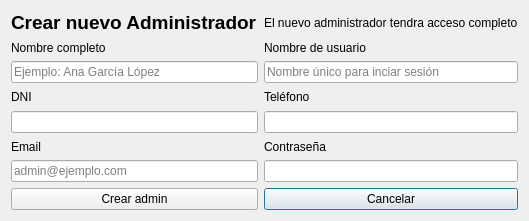
First picture: the form in src/vista/ui/admin/crear_admin.ui, repository mbatla00/cediza_IS, before the edit.
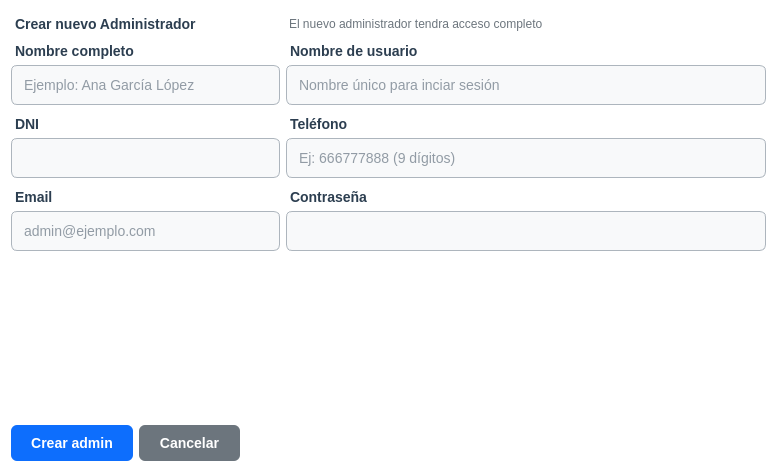
Second picture: the form after the edit.

The edit to the form file:
```diff
--- a/src/vista/ui/admin/crear_admin.ui
+++ b/src/vista/ui/admin/crear_admin.ui
@@ -6,40 +6,85 @@
    <rect>
     <x>0</x>
     <y>0</y>
-    <width>518</width>
-    <height>221</height>
+    <width>777</width>
+    <height>472</height>
    </rect>
   </property>
   <property name="windowTitle">
    <string>Dialog</string>
   </property>
+  <property name="styleSheet">
+   <string notr="true">/* Fondo de la ventana emergente */
+QDialog {
+    background-color: #ffffff;
+}
+
+/* Títulos y textos */
+QLabel {
+    color: #2c3e50;
+    font-size: 14px;
+    font-weight: bold;
+    margin-top: 5px;
+}
+
+/* Textos informativos (ej. &quot;El nuevo administrador tendrá...&quot;) */
+QLabel#label_8 {
+    color: #6c757d;
+    font-weight: normal;
+    font-size: 12px;
+}
+
+/* Cajas de texto (Inputs) */
+QLineEdit {
+    border: 1px solid #adb5bd;
+    border-radius: 6px;
+    padding: 10px;
+    background-color: #f8f9fa;
+    font-size: 14px;
+    color: #2c3e50;
+    min-width: 200px;
+}
+
+/* Efecto al hacer clic en las cajas */
+QLineEdit:focus {
+    border: 2px solid #0d6efd;
+    background-color: #ffffff;
+}
+
+/* Botón principal (Crear Admin) */
+QPushButton#btn_crear {
+    background-color: #0d6efd;
+    color: white;
+    border-radius: 6px;
+    padding: 10px 20px;
+    font-weight: bold;
+    font-size: 14px;
+}
+
+QPushButton#btn_crear:hover {
+    background-color: #0b5ed7;
+}
+
+/* Botón secundario (Cancelar) */
+QPushButton#btn_cancelar {
+    background-color: #6c757d;
+    color: white;
+    border-radius: 6px;
+    padding: 10px 20px;
+    font-weight: bold;
+    font-size: 14px;
+}
+
+QPushButton#btn_cancelar:hover {
+    background-color: #5a6268;
+}</string>
+  </property>
   <layout class="QGridLayout" name="gridLayout">
-   <item row="5" column="2">
-    <widget class="QLineEdit" name="txt_telefono">
-     <property name="maxLength">
-      <number>9</number>
-     </property>
-    </widget>
-   </item>
-   <item row="6" column="0">
-    <widget class="QLabel" name="label_6">
-     <property name="text">
-      <string>Email</string>
-     </property>
-    </widget>
-   </item>
-   <item row="8" column="2">
-    <widget class="QPushButton" name="btn_cancelar">
-     <property name="text">
-      <string>Cancelar</string>
-     </property>
-    </widget>
-   </item>
-   <item row="1" column="0">
+   <item row="0" column="0" colspan="2">
     <widget class="QLabel" name="label">
      <property name="font">
       <font>
-       <pointsize>14</pointsize>
+       <pointsize>-1</pointsize>
        <bold>true</bold>
       </font>
      </property>
@@ -48,38 +93,35 @@
      </property>
     </widget>
    </item>
-   <item row="4" column="2">
-    <widget class="QLabel" name="label_5">
+   <item row="0" column="2">
+    <widget class="QLabel" name="label_8">
      <property name="text">
-      <string>Teléfono</string>
+      <string>El nuevo administrador tendra acceso completo</string>
      </property>
     </widget>
    </item>
-   <item row="4" column="0">
-    <widget class="QLabel" name="label_4">
+   <item row="1" column="0" colspan="2">
+    <widget class="QLabel" name="label_2">
      <property name="text">
-      <string>DNI</string>
+      <string>Nombre completo</string>
      </property>
     </widget>
    </item>
-   <item row="7" column="0">
-    <widget class="QLineEdit" name="txt_email">
-     <property name="echoMode">
-      <enum>QLineEdit::EchoMode::Password</enum>
-     </property>
-     <property name="placeholderText">
-      <string>admin@ejemplo.com</string>
-     </property>
-    </widget>
-   </item>
-   <item row="2" column="2">
+   <item row="1" column="2">
     <widget class="QLabel" name="label_3">
      <property name="text">
       <string>Nombre de usuario</string>
      </property>
     </widget>
    </item>
-   <item row="3" column="2">
+   <item row="2" column="0" colspan="2">
+    <widget class="QLineEdit" name="txt_nombre_completo">
+     <property name="placeholderText">
+      <string>Ejemplo: Ana García López</string>
+     </property>
+    </widget>
+   </item>
+   <item row="2" column="2">
     <widget class="QLineEdit" name="txt_nombre_usuario">
      <property name="placeholderText">
       <string>Nombre único para inciar sesión</string>
@@ -87,49 +129,106 @@
     </widget>
    </item>
    <item row="3" column="0">
-    <widget class="QLineEdit" name="txt_nombre_completo">
+    <widget class="QLabel" name="label_4">
+     <property name="text">
+      <string>DNI</string>
+     </property>
+    </widget>
+   </item>
+   <item row="3" column="2">
+    <widget class="QLabel" name="label_5">
+     <property name="text">
+      <string>Teléfono</string>
+     </property>
+    </widget>
+   </item>
+   <item row="4" column="0" colspan="2">
+    <widget class="QLineEdit" name="txt_dni">
+     <property name="maxLength">
+      <number>9</number>
+     </property>
+    </widget>
+   </item>
+   <item row="4" column="2">
+    <widget class="QLineEdit" name="txt_telefono">
+     <property name="maxLength">
+      <number>9</number>
+     </property>
      <property name="placeholderText">
-      <string>Ejemplo: Ana García López</string>
+      <string>Ej: 666777888 (9 dígitos)</string>
      </property>
     </widget>
    </item>
-   <item row="6" column="2">
+   <item row="5" column="0" colspan="2">
+    <widget class="QLabel" name="label_6">
+     <property name="text">
+      <string>Email</string>
+     </property>
+    </widget>
+   </item>
+   <item row="5" column="2">
     <widget class="QLabel" name="label_7">
      <property name="text">
       <string>Contraseña</string>
      </property>
     </widget>
    </item>
-   <item row="7" column="2">
+   <item row="6" column="0" colspan="2">
+    <widget class="QLineEdit" name="txt_email">
+     <property name="echoMode">
+      <enum>QLineEdit::EchoMode::Normal</enum>
+     </property>
+     <property name="placeholderText">
+      <string>admin@ejemplo.com</string>
+     </property>
+    </widget>
+   </item>
+   <item row="6" column="2">
     <widget class="QLineEdit" name="txt_password"/>
    </item>
-   <item row="2" column="0">
-    <widget class="QLabel" name="label_2">
-     <property name="text">
-      <string>Nombre completo</string>
+   <item row="7" column="1">
+    <spacer name="verticalSpacer">
+     <property name="orientation">
+      <enum>Qt::Orientation::Vertical</enum>
      </property>
-    </widget>
-   </item>
-   <item row="5" column="0">
-    <widget class="QLineEdit" name="txt_dni">
-     <property name="maxLength">
-      <number>9</number>
+     <property name="sizeHint" stdset="0">
+      <size>
+       <width>20</width>
+       <height>137</height>
+      </size>
      </property>
-    </widget>
+    </spacer>
    </item>
-   <item row="1" column="2">
-    <widget class="QLabel" name="label_8">
-     <property name="text">
-      <string>El nuevo administrador tendra acceso completo</string>
-     </property>
-    </widget>
-   </item>
-   <item row="8" column="0">
-    <widget class="QPushButton" name="btn_crear">
-     <property name="text">
-      <string>Crear admin</string>
-     </property>
-    </widget>
+   <item row="8" column="0" colspan="2">
+    <layout class="QHBoxLayout" name="horizontalLayout">
+     <item>
+      <widget class="QPushButton" name="btn_crear">
+       <property name="text">
+        <string>Crear admin</string>
+       </property>
+      </widget>
+     </item>
+     <item>
+      <widget class="QPushButton" name="btn_cancelar">
+       <property name="text">
+        <string>Cancelar</string>
+       </property>
+      </widget>
+     </item>
+     <item>
+      <spacer name="horizontalSpacer">
+       <property name="orientation">
+        <enum>Qt::Orientation::Horizontal</enum>
+       </property>
+       <property name="sizeHint" stdset="0">
+        <size>
+         <width>40</width>
+         <height>20</height>
+        </size>
+       </property>
+      </spacer>
+     </item>
+    </layout>
    </item>
   </layout>
  </widget>
```
